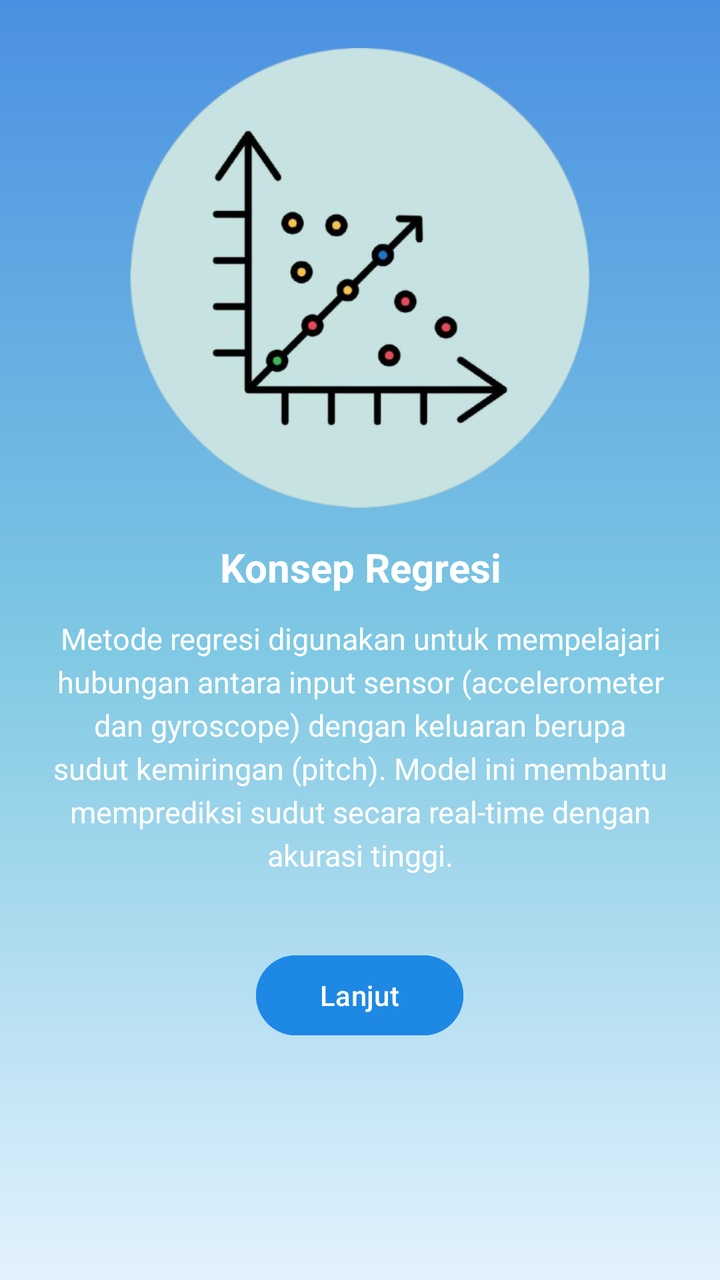
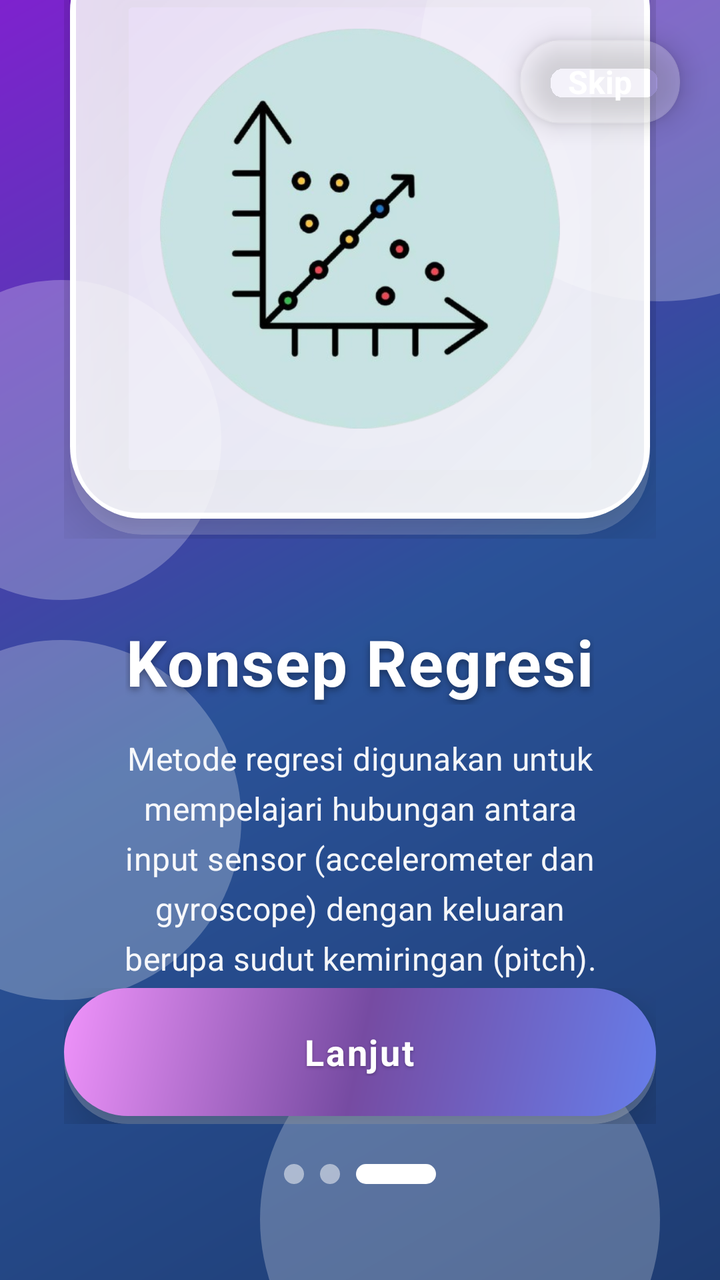

Compare the two renders of this Android layout. The source of the first and the diff that turns it into the second are given below.
<!-- AndroidManifest.xml: application theme Theme.NajwaBelajarNavigationDrawer -->
<!-- res/layout/fragment_regresi.xml -->
<?xml version="1.0" encoding="utf-8"?>
<ScrollView xmlns:android="http://schemas.android.com/apk/res/android"
    android:layout_width="match_parent"
    android:layout_height="match_parent"
    android:background="@drawable/bg_gradient"
    android:padding="24dp">

    <LinearLayout
        android:layout_width="match_parent"
        android:layout_height="wrap_content"
        android:orientation="vertical"
        android:gravity="center_horizontal">

        <ImageView
            android:id="@+id/gambarRegresi"
            android:layout_width="230dp"
            android:layout_height="230dp"
            android:layout_marginBottom="16dp"
            android:contentDescription="@string/judul_regresi"
            android:src="@drawable/regresi" />

        <TextView
            android:id="@+id/judulRegresi"
            android:layout_width="wrap_content"
            android:layout_height="wrap_content"
            android:text="@string/judul_regresi"
            android:textColor="@android:color/white"
            android:textSize="20sp"
            android:textStyle="bold"
            android:layout_marginBottom="12dp"
            android:textAlignment="center" />

        <TextView
            android:id="@+id/textRegresi"
            android:layout_width="match_parent"
            android:layout_height="wrap_content"
            android:text="@string/isi_regresi"
            android:textColor="@android:color/white"
            android:textSize="15sp"
            android:lineSpacingExtra="4dp"
            android:textAlignment="center"
            android:layout_marginBottom="24dp" />


        <Button
            android:id="@+id/btnLanjut"
            android:layout_width="wrap_content"
            android:layout_height="wrap_content"
            android:text="@string/tombol_lanjut"
            android:textColor="@android:color/white"
            android:backgroundTint="@color/biru_tombol"
            android:paddingHorizontal="32dp"
            android:paddingVertical="10dp"
            android:layout_marginTop="12dp"
            android:layout_gravity="center_horizontal" />
    </LinearLayout>
</ScrollView>
<!-- resources referenced by this layout -->
<resources>
  <color name="biru_tombol">#1E88E5</color>
  <!-- drawable bg_gradient (drawable) -->
  <?xml version="1.0" encoding="utf-8"?>
  <shape xmlns:android="http://schemas.android.com/apk/res/android"
      android:shape="rectangle">
      <gradient
          android:startColor="@color/gradien_awal"
          android:centerColor="@color/gradien_tengah"
          android:endColor="@color/gradien_akhir"
          android:angle="270"
          android:type="linear"
          android:useLevel="false" />
  </shape>
  <!-- drawable regresi: png bitmap (drawable, 122671 bytes) -->
  <string name="isi_regresi">
          Metode regresi digunakan untuk mempelajari hubungan antara input sensor (accelerometer dan gyroscope) dengan keluaran berupa sudut kemiringan (pitch).
          Model ini membantu memprediksi sudut secara real-time dengan akurasi tinggi.
      </string>
  <string name="judul_regresi">Konsep Regresi</string>
  <string name="tombol_lanjut">Lanjut</string>
  <style name="Theme.NajwaBelajarNavigationDrawer" parent="Base.Theme.NajwaBelajarNavigationDrawer" />
  <color name="gradien_awal">#4A90E2</color>
  <color name="gradien_tengah">#7EC8E3</color>
  <color name="gradien_akhir">#E3F2FD</color>
  <style name="Base.Theme.NajwaBelajarNavigationDrawer" parent="Theme.Material3.DayNight.NoActionBar">
  
          <item name="colorPrimary">@color/biru_tua</item>
          <item name="colorPrimaryContainer">@color/biru_muda</item>
          <item name="colorOnPrimary">@android:color/white</item>
  
          <item name="android:windowBackground">@color/putih</item>
          <item name="android:statusBarColor">@color/biru_tua</item>
  
          <item name="windowActionBar">false</item>
          <item name="android:windowNoTitle">true</item>
      </style>
  <color name="biru_tua">#0D47A1</color>
  <color name="biru_muda">#42A5F5</color>
  <color name="putih">#FFFFFFFF</color>
</resources>

<!-- the commit's change to res/layout/fragment_regresi.xml (unified diff, before → after) -->
@@ -1,57 +1,275 @@
 <?xml version="1.0" encoding="utf-8"?>
-<ScrollView xmlns:android="http://schemas.android.com/apk/res/android"
+<androidx.constraintlayout.widget.ConstraintLayout
+    xmlns:android="http://schemas.android.com/apk/res/android"
+    xmlns:app="http://schemas.android.com/apk/res-auto"
     android:layout_width="match_parent"
     android:layout_height="match_parent"
-    android:background="@drawable/bg_gradient"
-    android:padding="24dp">
-
+    android:background="@drawable/bg_onboarding_gradient">
+
+    
+    <View
+        android:layout_width="240dp"
+        android:layout_height="240dp"
+        android:background="@drawable/bg_wave_decoration"
+        app:layout_constraintTop_toTopOf="parent"
+        app:layout_constraintEnd_toEndOf="parent"
+        android:layout_marginTop="-90dp"
+        android:layout_marginEnd="-90dp" />
+
+    <View
+        android:layout_width="160dp"
+        android:layout_height="160dp"
+        android:background="@drawable/bg_wave_decoration"
+        app:layout_constraintTop_toTopOf="parent"
+        app:layout_constraintStart_toStartOf="parent"
+        android:layout_marginTop="140dp"
+        android:layout_marginStart="-50dp" />
+
+    <View
+        android:layout_width="200dp"
+        android:layout_height="200dp"
+        android:background="@drawable/bg_wave_decoration"
+        app:layout_constraintBottom_toBottomOf="parent"
+        app:layout_constraintEnd_toEndOf="parent"
+        android:layout_marginBottom="-70dp"
+        android:layout_marginEnd="30dp" />
+
+    <View
+        android:layout_width="180dp"
+        android:layout_height="180dp"
+        android:background="@drawable/bg_wave_decoration"
+        app:layout_constraintBottom_toBottomOf="parent"
+        app:layout_constraintStart_toStartOf="parent"
+        android:layout_marginBottom="140dp"
+        android:layout_marginStart="-60dp" />
+
+    
+    <androidx.cardview.widget.CardView
+        android:layout_width="wrap_content"
+        android:layout_height="wrap_content"
+        android:layout_margin="20dp"
+        app:cardCornerRadius="20dp"
+        app:cardElevation="8dp"
+        app:cardBackgroundColor="@android:color/transparent"
+        app:layout_constraintTop_toTopOf="parent"
+        app:layout_constraintEnd_toEndOf="parent">
+
+        <FrameLayout
+            android:id="@+id/btnSkip"
+            android:layout_width="wrap_content"
+            android:layout_height="wrap_content"
+            android:background="@drawable/bg_skip_button"
+            android:clickable="true"
+            android:focusable="true"
+            android:foreground="?attr/selectableItemBackground"
+            android:paddingHorizontal="24dp"
+            android:paddingVertical="10dp">
+
+            <TextView
+                android:layout_width="wrap_content"
+                android:layout_height="wrap_content"
+                android:text="Skip"
+                android:textColor="@color/putih"
+                android:textSize="16sp"
+                android:textStyle="bold" />
+
+        </FrameLayout>
+
+    </androidx.cardview.widget.CardView>
+
+    
     <LinearLayout
+        android:id="@+id/contentContainer"
         android:layout_width="match_parent"
         android:layout_height="wrap_content"
         android:orientation="vertical"
-        android:gravity="center_horizontal">
-
-        <ImageView
-            android:id="@+id/gambarRegresi"
-            android:layout_width="230dp"
-            android:layout_height="230dp"
-            android:layout_marginBottom="16dp"
-            android:contentDescription="@string/judul_regresi"
-            android:src="@drawable/regresi" />
-
+        android:gravity="center_horizontal"
+        android:padding="32dp"
+        app:layout_constraintTop_toTopOf="parent"
+        app:layout_constraintBottom_toTopOf="@id/buttonContainer"
+        app:layout_constraintStart_toStartOf="parent"
+        app:layout_constraintEnd_toEndOf="parent">
+
+        
+        <FrameLayout
+            android:layout_width="310dp"
+            android:layout_height="310dp"
+            android:layout_marginBottom="40dp">
+
+            
+            <androidx.cardview.widget.CardView
+                android:layout_width="290dp"
+                android:layout_height="290dp"
+                android:layout_gravity="center"
+                android:layout_marginTop="8dp"
+                app:cardCornerRadius="36dp"
+                app:cardElevation="0dp"
+                app:cardBackgroundColor="#30FFFFFF" />
+
+            
+            <androidx.cardview.widget.CardView
+                android:layout_width="290dp"
+                android:layout_height="290dp"
+                android:layout_gravity="center"
+                app:cardCornerRadius="36dp"
+                app:cardElevation="20dp"
+                app:cardBackgroundColor="@android:color/transparent">
+
+                <FrameLayout
+                    android:layout_width="match_parent"
+                    android:layout_height="match_parent"
+                    android:background="@drawable/bg_card_modern">
+
+                    
+                    <View
+                        android:layout_width="220dp"
+                        android:layout_height="220dp"
+                        android:layout_gravity="center"
+                        android:background="@drawable/bg_wave_decoration"
+                        android:alpha="0.3" />
+
+                    <ImageView
+                        android:id="@+id/gambarRegresi"
+                        android:layout_width="200dp"
+                        android:layout_height="200dp"
+                        android:layout_gravity="center"
+                        android:src="@drawable/regresi"
+                        android:contentDescription="@string/judul_regresi"
+                        android:scaleType="centerInside" />
+
+                </FrameLayout>
+
+            </androidx.cardview.widget.CardView>
+
+        </FrameLayout>
+
+        
         <TextView
             android:id="@+id/judulRegresi"
             android:layout_width="wrap_content"
             android:layout_height="wrap_content"
             android:text="@string/judul_regresi"
-            android:textColor="@android:color/white"
-            android:textSize="20sp"
+            android:textColor="@color/putih"
+            android:textSize="32sp"
             android:textStyle="bold"
-            android:layout_marginBottom="12dp"
-            android:textAlignment="center" />
-
+            android:layout_marginBottom="16dp"
+            android:textAlignment="center"
+            android:shadowColor="#60000000"
+            android:shadowDx="0"
+            android:shadowDy="4"
+            android:shadowRadius="8"
+            android:letterSpacing="0.02" />
+
+        
         <TextView
             android:id="@+id/textRegresi"
             android:layout_width="match_parent"
             android:layout_height="wrap_content"
             android:text="@string/isi_regresi"
-            android:textColor="@android:color/white"
-            android:textSize="15sp"
-            android:lineSpacingExtra="4dp"
+            android:textColor="@color/putih"
+            android:textSize="16sp"
             android:textAlignment="center"
-            android:layout_marginBottom="24dp" />
-
-
-        <Button
-            android:id="@+id/btnLanjut"
-            android:layout_width="wrap_content"
-            android:layout_height="wrap_content"
-            android:text="@string/tombol_lanjut"
-            android:textColor="@android:color/white"
-            android:backgroundTint="@color/biru_tombol"
-            android:paddingHorizontal="32dp"
-            android:paddingVertical="10dp"
-            android:layout_marginTop="12dp"
-            android:layout_gravity="center_horizontal" />
+            android:lineSpacingExtra="6dp"
+            android:paddingHorizontal="20dp"
+            android:alpha="0.95"
+            android:letterSpacing="0.01" />
+
     </LinearLayout>
-</ScrollView>
+
+    
+    <LinearLayout
+        android:id="@+id/buttonContainer"
+        android:layout_width="match_parent"
+        android:layout_height="wrap_content"
+        android:orientation="vertical"
+        android:layout_marginBottom="20dp"
+        android:paddingHorizontal="32dp"
+        app:layout_constraintBottom_toTopOf="@id/dotsIndicator"
+        app:layout_constraintStart_toStartOf="parent"
+        app:layout_constraintEnd_toEndOf="parent">
+
+        
+        <FrameLayout
+            android:layout_width="match_parent"
+            android:layout_height="wrap_content">
+
+            
+            <androidx.cardview.widget.CardView
+                android:layout_width="match_parent"
+                android:layout_height="64dp"
+                android:layout_marginTop="4dp"
+                app:cardCornerRadius="32dp"
+                app:cardElevation="0dp"
+                app:cardBackgroundColor="#40FFFFFF" />
+
+            
+            <androidx.cardview.widget.CardView
+                android:layout_width="match_parent"
+                android:layout_height="64dp"
+                app:cardCornerRadius="32dp"
+                app:cardElevation="16dp"
+                app:cardBackgroundColor="@android:color/transparent">
+
+                <FrameLayout
+                    android:id="@+id/btnLanjut"
+                    android:layout_width="match_parent"
+                    android:layout_height="match_parent"
+                    android:background="@drawable/bg_button_modern"
+                    android:clickable="true"
+                    android:focusable="true"
+                    android:foreground="?attr/selectableItemBackground">
+
+                    <TextView
+                        android:layout_width="wrap_content"
+                        android:layout_height="wrap_content"
+                        android:layout_gravity="center"
+                        android:text="@string/tombol_lanjut"
+                        android:textColor="@color/putih"
+                        android:textSize="18sp"
+                        android:textStyle="bold"
+                        android:letterSpacing="0.05"
+                        android:shadowColor="#40000000"
+                        android:shadowDx="0"
+                        android:shadowDy="2"
+                        android:shadowRadius="4" />
+
+                </FrameLayout>
+
+            </androidx.cardview.widget.CardView>
+
+        </FrameLayout>
+
+    </LinearLayout>
+
+    
+    <LinearLayout
+        android:id="@+id/dotsIndicator"
+        android:layout_width="wrap_content"
+        android:layout_height="wrap_content"
+        android:orientation="horizontal"
+        android:layout_marginBottom="48dp"
+        android:gravity="center"
+        app:layout_constraintBottom_toBottomOf="parent"
+        app:layout_constraintStart_toStartOf="parent"
+        app:layout_constraintEnd_toEndOf="parent">
+
+        <View
+            android:layout_width="10dp"
+            android:layout_height="10dp"
+            android:layout_marginEnd="8dp"
+            android:background="@drawable/dot_inactive" />
+
+        <View
+            android:layout_width="10dp"
+            android:layout_height="10dp"
+            android:layout_marginEnd="8dp"
+            android:background="@drawable/dot_inactive" />
+
+        <View
+            android:layout_width="40dp"
+            android:layout_height="10dp"
+            android:background="@drawable/dot_active" />
+
+    </LinearLayout>
+
+</androidx.constraintlayout.widget.ConstraintLayout>
<!-- resource entries referenced after the edit -->
@@ -1,18 +1,5 @@
 <!-- resources referenced by this layout -->
 <resources>
-  <color name="biru_tombol">#1E88E5</color>
-  <!-- drawable bg_gradient (drawable) -->
-  <?xml version="1.0" encoding="utf-8"?>
-  <shape xmlns:android="http://schemas.android.com/apk/res/android"
-      android:shape="rectangle">
-      <gradient
-          android:startColor="@color/gradien_awal"
-          android:centerColor="@color/gradien_tengah"
-          android:endColor="@color/gradien_akhir"
-          android:angle="270"
-          android:type="linear"
-          android:useLevel="false" />
-  </shape>
   <!-- drawable regresi: png bitmap (drawable, 122671 bytes) -->
   <string name="isi_regresi">
           Metode regresi digunakan untuk mempelajari hubungan antara input sensor (accelerometer dan gyroscope) dengan keluaran berupa sudut kemiringan (pitch).
@@ -21,9 +8,6 @@
   <string name="judul_regresi">Konsep Regresi</string>
   <string name="tombol_lanjut">Lanjut</string>
   <style name="Theme.NajwaBelajarNavigationDrawer" parent="Base.Theme.NajwaBelajarNavigationDrawer" />
-  <color name="gradien_awal">#4A90E2</color>
-  <color name="gradien_tengah">#7EC8E3</color>
-  <color name="gradien_akhir">#E3F2FD</color>
   <style name="Base.Theme.NajwaBelajarNavigationDrawer" parent="Theme.Material3.DayNight.NoActionBar">
   
           <item name="colorPrimary">@color/biru_tua</item>
@@ -39,5 +23,73 @@
   <color name="biru_tua">#0D47A1</color>
   <color name="biru_muda">#42A5F5</color>
   <color name="putih">#FFFFFFFF</color>
+  <!-- drawable bg_button_modern (drawable) -->
+  <?xml version="1.0" encoding="utf-8"?>
+  <shape xmlns:android="http://schemas.android.com/apk/res/android"
+      android:shape="rectangle">
+      <gradient
+          android:angle="135"
+          android:startColor="#667eea"
+          android:centerColor="#764ba2"
+          android:endColor="#f093fb"
+          android:type="linear" />
+      <corners android:radius="30dp" />
+  </shape>
+  <!-- drawable bg_card_modern (drawable) -->
+  <?xml version="1.0" encoding="utf-8"?>
+  <shape xmlns:android="http://schemas.android.com/apk/res/android"
+      android:shape="rectangle">
+      <gradient
+          android:angle="135"
+          android:startColor="#E6FFFFFF"
+          android:endColor="#CCFFFFFF"
+          android:type="linear" />
+      <corners android:radius="32dp" />
+      <stroke
+          android:width="3dp"
+          android:color="#FFFFFF" />
+  </shape>
+  <!-- drawable bg_onboarding_gradient (drawable) -->
+  <?xml version="1.0" encoding="utf-8"?>
+  <shape xmlns:android="http://schemas.android.com/apk/res/android">
+      <gradient
+          android:angle="135"
+          android:startColor="#1e3c72"
+          android:centerColor="#2a5298"
+          android:endColor="#7e22ce"
+          android:type="linear" />
+  </shape>
+  <!-- drawable bg_skip_button (drawable) -->
+  <?xml version="1.0" encoding="utf-8"?>
+  <shape xmlns:android="http://schemas.android.com/apk/res/android"
+      android:shape="rectangle">
+      <solid android:color="#40FFFFFF" />
+      <corners android:radius="20dp" />
+  </shape>
+  <!-- drawable bg_wave_decoration (drawable) -->
+  <?xml version="1.0" encoding="utf-8"?>
+  <shape xmlns:android="http://schemas.android.com/apk/res/android"
+      android:shape="oval">
+      <solid android:color="#40FFFFFF" />
+  </shape>
+  <!-- drawable dot_active (drawable) -->
+  <?xml version="1.0" encoding="utf-8"?>
+  <shape xmlns:android="http://schemas.android.com/apk/res/android"
+      android:shape="rectangle">
+      <solid android:color="#FFFFFF" />
+      <corners android:radius="8dp" />
+      <size
+          android:width="40dp"
+          android:height="10dp" />
+  </shape>
+  <!-- drawable dot_inactive (drawable) -->
+  <?xml version="1.0" encoding="utf-8"?>
+  <shape xmlns:android="http://schemas.android.com/apk/res/android"
+      android:shape="oval">
+      <solid android:color="#80FFFFFF" />
+      <size
+          android:width="10dp"
+          android:height="10dp" />
+  </shape>
 </resources>
 
